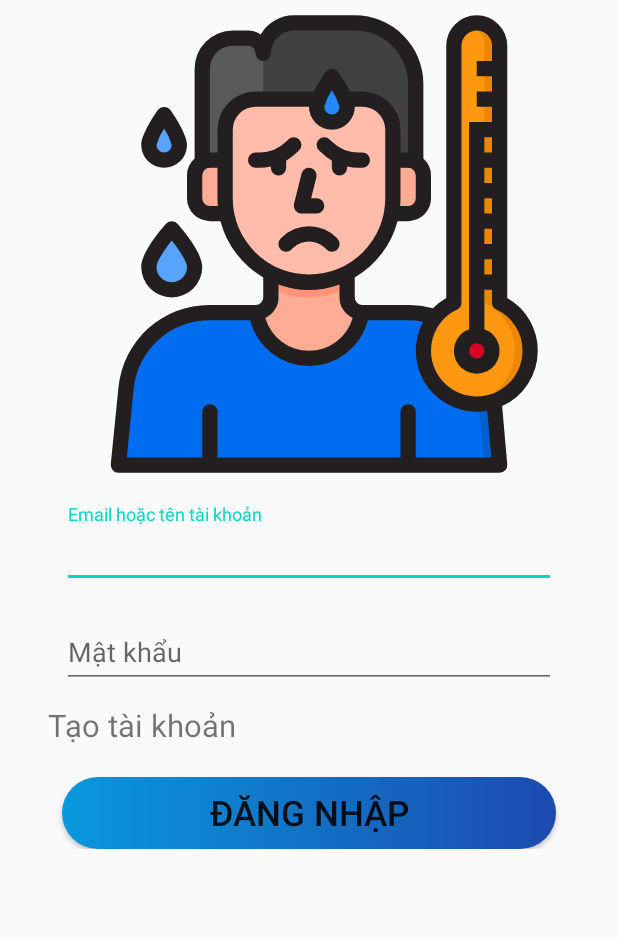
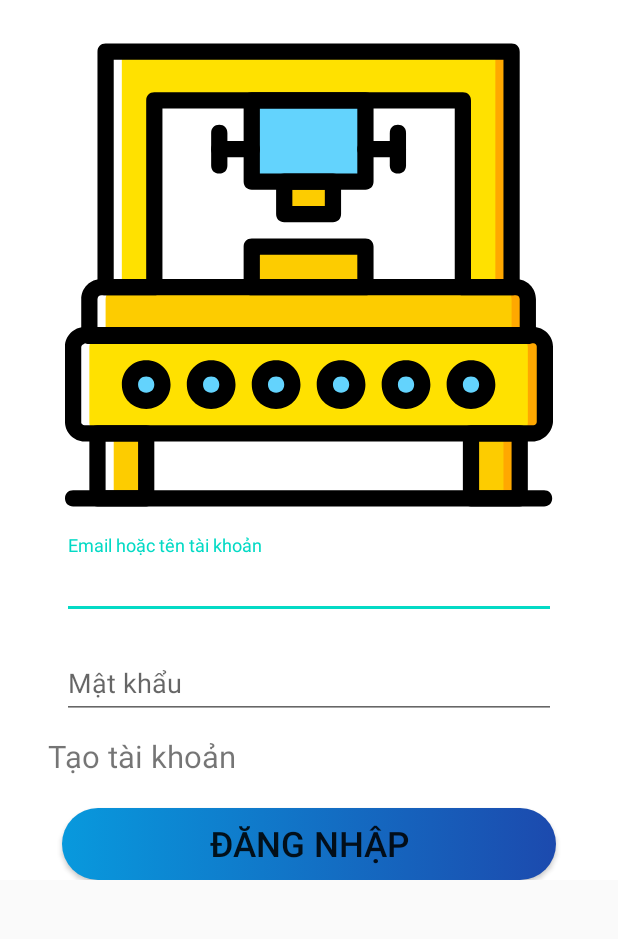
Before and after one commit to khanhlh21197/MayEpthuyLuc, an Android app: the screen it shows after launch (MainActivity), on a phone screen of 412 x 824 dp, the part 84-1023 px from its top. Run offline under Robolectric (Android 15) with nearby library versions, the phone set to English and light mode, and no system bars; our stand-ins replace Firebase (no records; nobody signed in at launch, a user with empty details on screens opened directly), RxJava, data binding, sdp/ssp sizes; libraries missing offline, so code that uses them is left out: com.afollestad.materialdialogs, com.google.zxing.integration; 3 statements that could not run were skipped.

Commit message:
add icon

```diff
--- a/app/src/main/AndroidManifest.xml
+++ b/app/src/main/AndroidManifest.xml
@@ -14,7 +14,7 @@
 
     <application
         android:allowBackup="true"
-        android:icon="@drawable/ic_fever"
+        android:icon="@drawable/icon_hydraulic"
         android:label="@string/app_name"
         android:roundIcon="@mipmap/ic_launcher_round"
         android:supportsRtl="true"
--- a/app/src/main/java/com/techno/waterpressure/dao/DeviceDAO.java
+++ b/app/src/main/java/com/techno/waterpressure/dao/DeviceDAO.java
@@ -1,5 +1,6 @@
 package com.techno.waterpressure.dao;
 
+import androidx.lifecycle.LiveData;
 import androidx.room.Dao;
 import androidx.room.Delete;
 import androidx.room.Insert;
@@ -20,8 +21,8 @@ public interface DeviceDAO {
     @Insert
     void insertDevice(Device device);
 
-    @Query("DELETE FROM device WHERE id = :id")
-    int deleteHistory(String id);
+    @Query("DELETE FROM device")
+    int deleteHistory();
 
     @Delete
     void deleteDevice(Device device);
--- /dev/null
+++ b/app/src/main/res/drawable/ic_hydraulic.xml
@@ -0,0 +1,129 @@
+<vector xmlns:android="http://schemas.android.com/apk/res/android"
+    android:width="512.853dp"
+    android:height="512.853dp"
+    android:viewportWidth="512.853"
+    android:viewportHeight="512.853">
+  <path
+      android:pathData="M491.52,422.827L20.48,422.827c-6.827,0 -11.947,-5.12 -11.947,-11.947v-79.36c0,-5.973 5.12,-11.093 11.947,-11.093h471.893c6.827,0 11.947,5.12 11.947,11.947v79.36C503.467,417.707 498.347,422.827 491.52,422.827"
+      android:fillColor="#FFE100"/>
+  <path
+      android:pathData="M418.133,21.76l-324.266,0l-51.2,0l0,51.2l0,196.267l51.2,0l0,-196.267l324.266,0l0,196.267l51.2,0l0,-196.267l0,-51.2z"
+      android:fillColor="#FFE100"/>
+  <path
+      android:pathData="M34.133,491.093l51.2,0l0,-68.266l-51.2,0z"
+      android:fillColor="#FDCC00"/>
+  <path
+      android:pathData="M426.667,491.093l51.2,0l0,-68.266l-51.2,0z"
+      android:fillColor="#FDCC00"/>
+  <path
+      android:pathData="M486.4,320.427L25.6,320.427v-38.4c0,-6.827 5.973,-12.8 12.8,-12.8h435.2c6.827,0 12.8,5.973 12.8,12.8L486.4,320.427z"
+      android:fillColor="#FDCC00"/>
+  <path
+      android:pathData="M491.52,320.427h-17.067c6.827,0 11.947,5.12 11.947,11.947v79.36c0,6.827 -5.12,11.947 -11.947,11.947h17.067c6.827,0 11.947,-5.12 11.947,-11.947v-79.36C503.467,325.547 498.347,320.427 491.52,320.427"
+      android:fillColor="#FFA800"/>
+  <path
+      android:pathData="M452.267,21.76l0,51.2l0,196.267l17.066,0l0,-196.267l0,-51.2z"
+      android:fillColor="#FFA800"/>
+  <path
+      android:pathData="M460.8,491.093l17.067,0l0,-68.266l-17.067,0z"
+      android:fillColor="#FFA800"/>
+  <path
+      android:pathData="M473.6,269.227h-17.067c6.827,0 12.8,5.973 12.8,12.8v38.4L486.4,320.427v-38.4C486.4,275.2 480.427,269.227 473.6,269.227"
+      android:fillColor="#FFA800"/>
+  <path
+      android:pathData="M20.48,320.427h17.067c-6.827,0 -11.947,5.12 -11.947,11.947v79.36c0,5.973 5.12,11.093 11.947,11.093L20.48,422.827c-6.827,0 -11.947,-5.12 -11.947,-11.947v-79.36C8.533,325.547 13.653,320.427 20.48,320.427"
+      android:fillColor="#FFFFFF"/>
+  <path
+      android:pathData="M59.733,21.76l0,51.2l0,196.267l-17.066,0l0,-196.267l0,-51.2z"
+      android:fillColor="#FFFFFF"/>
+  <path
+      android:pathData="M34.133,491.093l17.067,0l0,-68.266l-17.067,0z"
+      android:fillColor="#FFFFFF"/>
+  <path
+      android:pathData="M38.4,269.227h17.067c-6.827,0 -12.8,5.973 -12.8,12.8v38.4L25.6,320.427v-38.4C25.6,275.2 31.573,269.227 38.4,269.227"
+      android:fillColor="#FFFFFF"/>
+  <path
+      android:pathData="M196.267,158.293l119.466,0l0,-85.333l-119.466,0z"
+      android:fillColor="#63D3FD"/>
+  <path
+      android:pathData="M196.267,269.227l119.466,0l0,-42.667l-119.466,0z"
+      android:fillColor="#FDCC00"/>
+  <path
+      android:pathData="M230.4,192.427l51.2,0l0,-34.134l-51.2,0z"
+      android:fillColor="#FDCC00"/>
+  <path
+      android:pathData="M102.4,371.627c0,9.387 -7.68,17.067 -17.067,17.067s-17.067,-7.68 -17.067,-17.067c0,-9.387 7.68,-17.067 17.067,-17.067S102.4,362.24 102.4,371.627"
+      android:fillColor="#63D3FD"/>
+  <path
+      android:pathData="M170.667,371.627c0,9.387 -7.68,17.067 -17.067,17.067s-17.067,-7.68 -17.067,-17.067c0,-9.387 7.68,-17.067 17.067,-17.067S170.667,362.24 170.667,371.627"
+      android:fillColor="#63D3FD"/>
+  <path
+      android:pathData="M238.933,371.627c0,9.387 -7.68,17.067 -17.067,17.067c-9.387,0 -17.067,-7.68 -17.067,-17.067c0,-9.387 7.68,-17.067 17.067,-17.067C231.253,354.56 238.933,362.24 238.933,371.627"
+      android:fillColor="#63D3FD"/>
+  <path
+      android:pathData="M307.2,371.627c0,9.387 -7.68,17.067 -17.067,17.067c-9.387,0 -17.067,-7.68 -17.067,-17.067c0,-9.387 7.68,-17.067 17.067,-17.067C299.52,354.56 307.2,362.24 307.2,371.627"
+      android:fillColor="#63D3FD"/>
+  <path
+      android:pathData="M375.467,371.627c0,9.387 -7.68,17.067 -17.067,17.067s-17.067,-7.68 -17.067,-17.067c0,-9.387 7.68,-17.067 17.067,-17.067S375.467,362.24 375.467,371.627"
+      android:fillColor="#63D3FD"/>
+  <path
+      android:pathData="M443.733,371.627c0,9.387 -7.68,17.067 -17.067,17.067s-17.067,-7.68 -17.067,-17.067c0,-9.387 7.68,-17.067 17.067,-17.067S443.733,362.24 443.733,371.627"
+      android:fillColor="#63D3FD"/>
+  <path
+      android:fillColor="#FF000000"
+      android:pathData="M85.333,499.627h-51.2c-5.12,0 -8.533,-3.413 -8.533,-8.533v-68.267c0,-5.12 3.413,-8.533 8.533,-8.533h51.2c5.12,0 8.533,3.413 8.533,8.533v68.267C93.867,496.213 90.453,499.627 85.333,499.627zM42.667,482.56L76.8,482.56v-51.2L42.667,431.36L42.667,482.56z"/>
+  <path
+      android:fillColor="#FF000000"
+      android:pathData="M477.867,499.627h-51.2c-5.12,0 -8.533,-3.413 -8.533,-8.533v-68.267c0,-5.12 3.413,-8.533 8.533,-8.533h51.2c5.12,0 8.533,3.413 8.533,8.533v68.267C486.4,496.213 482.987,499.627 477.867,499.627zM435.2,482.56h34.133v-51.2L435.2,431.36L435.2,482.56z"/>
+  <path
+      android:fillColor="#FF000000"
+      android:pathData="M491.52,431.36L20.48,431.36C9.387,431.36 0,421.973 0,410.88v-79.36c0,-11.093 9.387,-20.48 20.48,-20.48h471.893c11.093,0 20.48,9.387 20.48,20.48v79.36C512,421.973 502.613,431.36 491.52,431.36zM20.48,328.96c-1.707,0 -3.413,1.707 -3.413,3.413v79.36c0,0.853 1.707,2.56 3.413,2.56h471.893c1.707,0 3.413,-1.707 3.413,-3.413v-79.36c0,-1.707 -1.707,-3.413 -3.413,-3.413L20.48,328.107L20.48,328.96z"/>
+  <path
+      android:fillColor="#FF000000"
+      android:pathData="M85.333,397.227c-14.507,0 -25.6,-11.093 -25.6,-25.6c0,-14.507 11.093,-25.6 25.6,-25.6s25.6,11.093 25.6,25.6C110.933,386.133 99.84,397.227 85.333,397.227zM85.333,363.093c-5.12,0 -8.533,3.413 -8.533,8.533c0,5.12 3.413,8.533 8.533,8.533s8.533,-3.413 8.533,-8.533C93.867,366.507 90.453,363.093 85.333,363.093z"/>
+  <path
+      android:fillColor="#FF000000"
+      android:pathData="M153.6,397.227c-14.507,0 -25.6,-11.093 -25.6,-25.6c0,-14.507 11.093,-25.6 25.6,-25.6c14.507,0 25.6,11.093 25.6,25.6C179.2,386.133 168.107,397.227 153.6,397.227zM153.6,363.093c-5.12,0 -8.533,3.413 -8.533,8.533c0,5.12 3.413,8.533 8.533,8.533c5.12,0 8.533,-3.413 8.533,-8.533C162.133,366.507 158.72,363.093 153.6,363.093z"/>
+  <path
+      android:fillColor="#FF000000"
+      android:pathData="M221.867,397.227c-14.507,0 -25.6,-11.093 -25.6,-25.6c0,-14.507 11.093,-25.6 25.6,-25.6c14.507,0 25.6,11.093 25.6,25.6C247.467,386.133 236.373,397.227 221.867,397.227zM221.867,363.093c-5.12,0 -8.533,3.413 -8.533,8.533c0,5.12 3.413,8.533 8.533,8.533c5.12,0 8.533,-3.413 8.533,-8.533C230.4,366.507 226.987,363.093 221.867,363.093z"/>
+  <path
+      android:fillColor="#FF000000"
+      android:pathData="M290.133,397.227c-14.507,0 -25.6,-11.093 -25.6,-25.6c0,-14.507 11.093,-25.6 25.6,-25.6c14.507,0 25.6,11.093 25.6,25.6C315.733,386.133 304.64,397.227 290.133,397.227zM290.133,363.093c-5.12,0 -8.533,3.413 -8.533,8.533c0,5.12 3.413,8.533 8.533,8.533c5.12,0 8.533,-3.413 8.533,-8.533C298.667,366.507 295.253,363.093 290.133,363.093z"/>
+  <path
+      android:fillColor="#FF000000"
+      android:pathData="M358.4,397.227c-14.507,0 -25.6,-11.093 -25.6,-25.6c0,-14.507 11.093,-25.6 25.6,-25.6s25.6,11.093 25.6,25.6C384,386.133 372.907,397.227 358.4,397.227zM358.4,363.093c-5.12,0 -8.533,3.413 -8.533,8.533c0,5.12 3.413,8.533 8.533,8.533s8.533,-3.413 8.533,-8.533C366.933,366.507 363.52,363.093 358.4,363.093z"/>
+  <path
+      android:fillColor="#FF000000"
+      android:pathData="M426.667,397.227c-14.507,0 -25.6,-11.093 -25.6,-25.6c0,-14.507 11.093,-25.6 25.6,-25.6s25.6,11.093 25.6,25.6C452.267,386.133 441.173,397.227 426.667,397.227zM426.667,363.093c-5.12,0 -8.533,3.413 -8.533,8.533c0,5.12 3.413,8.533 8.533,8.533s8.533,-3.413 8.533,-8.533C435.2,366.507 431.787,363.093 426.667,363.093z"/>
+  <path
+      android:fillColor="#FF000000"
+      android:pathData="M486.4,328.96L25.6,328.96c-5.12,0 -8.533,-3.413 -8.533,-8.533v-38.4c0,-11.947 9.387,-21.333 21.333,-21.333h435.2c11.947,0 21.333,9.387 21.333,21.333v38.4C494.933,325.547 491.52,328.96 486.4,328.96zM34.133,311.893h443.733v-29.867c0,-2.56 -1.707,-4.267 -4.267,-4.267L38.4,277.759c-2.56,0 -4.267,1.707 -4.267,4.267L34.133,311.893z"/>
+  <path
+      android:fillColor="#FF000000"
+      android:pathData="M503.467,499.627L8.533,499.627c-5.12,0 -8.533,-3.413 -8.533,-8.533c0,-5.12 3.413,-8.533 8.533,-8.533h494.933c5.12,0 8.533,3.413 8.533,8.533C512,496.213 508.587,499.627 503.467,499.627z"/>
+  <path
+      android:fillColor="#FF000000"
+      android:pathData="M469.333,277.76h-51.2c-5.12,0 -8.533,-3.413 -8.533,-8.533L409.6,81.493L102.4,81.493v187.733c0,5.12 -3.413,8.533 -8.533,8.533h-51.2c-5.12,0 -8.533,-3.413 -8.533,-8.533L34.134,21.76c0,-5.12 3.413,-8.533 8.533,-8.533h426.667c5.12,0 8.533,3.413 8.533,8.533v247.467C477.867,274.347 474.453,277.76 469.333,277.76zM426.667,260.693L460.8,260.693v-230.4L51.2,30.293v230.4h34.133L85.333,72.96c0,-5.12 3.413,-8.533 8.533,-8.533h324.267c5.12,0 8.533,3.413 8.533,8.533L426.666,260.693z"/>
+  <path
+      android:fillColor="#FF000000"
+      android:pathData="M315.733,277.76L196.267,277.76c-5.12,0 -8.533,-3.413 -8.533,-8.533L187.734,226.56c0,-5.12 3.413,-8.533 8.533,-8.533h119.467c5.12,0 8.533,3.413 8.533,8.533v42.667C324.267,274.347 320.853,277.76 315.733,277.76zM204.8,260.693h102.4v-25.6L204.8,235.093L204.8,260.693z"/>
+  <path
+      android:fillColor="#FF000000"
+      android:pathData="M315.733,166.827L196.267,166.827c-5.12,0 -8.533,-3.413 -8.533,-8.533L187.734,72.96c0,-5.12 3.413,-8.533 8.533,-8.533h119.467c5.12,0 8.533,3.413 8.533,8.533v85.333C324.267,163.413 320.853,166.827 315.733,166.827zM204.8,149.76h102.4L307.2,81.493L204.8,81.493L204.8,149.76z"/>
+  <path
+      android:fillColor="#FF000000"
+      android:pathData="M349.867,132.693h-34.133c-5.12,0 -8.533,-3.413 -8.533,-8.533c0,-5.12 3.413,-8.533 8.533,-8.533h34.133c5.12,0 8.533,3.413 8.533,8.533C358.4,129.28 354.987,132.693 349.867,132.693z"/>
+  <path
+      android:fillColor="#FF000000"
+      android:pathData="M349.867,149.76c-5.12,0 -8.533,-3.413 -8.533,-8.533v-34.133c0,-5.12 3.413,-8.533 8.533,-8.533c5.12,0 8.533,3.413 8.533,8.533v34.133C358.4,146.347 354.987,149.76 349.867,149.76z"/>
+  <path
+      android:fillColor="#FF000000"
+      android:pathData="M196.267,132.693h-34.133c-5.12,0 -8.533,-3.413 -8.533,-8.533c0,-5.12 3.413,-8.533 8.533,-8.533h34.133c5.12,0 8.533,3.413 8.533,8.533C204.8,129.28 201.387,132.693 196.267,132.693z"/>
+  <path
+      android:fillColor="#FF000000"
+      android:pathData="M162.133,149.76c-5.12,0 -8.533,-3.413 -8.533,-8.533v-34.133c0,-5.12 3.413,-8.533 8.533,-8.533c5.12,0 8.533,3.413 8.533,8.533v34.133C170.667,146.347 167.253,149.76 162.133,149.76z"/>
+  <path
+      android:fillColor="#FF000000"
+      android:pathData="M281.6,200.96h-51.2c-5.12,0 -8.533,-3.413 -8.533,-8.533v-34.133c0,-5.12 3.413,-8.533 8.533,-8.533h51.2c5.12,0 8.533,3.413 8.533,8.533v34.133C290.133,197.547 286.72,200.96 281.6,200.96zM238.933,183.893h34.133v-17.067h-34.133L238.933,183.893z"/>
+</vector>
--- a/app/src/main/res/layout/login_fragment.xml
+++ b/app/src/main/res/layout/login_fragment.xml
@@ -17,14 +17,16 @@
 
         <androidx.constraintlayout.widget.ConstraintLayout
             android:layout_width="match_parent"
-            android:layout_height="match_parent">
+            android:layout_height="match_parent"
+            android:background="@color/white">
 
             <androidx.appcompat.widget.AppCompatImageView
                 android:id="@+id/lblTitle"
                 android:layout_width="0dp"
                 android:layout_height="@dimen/_250sdp"
-
-                android:src="@drawable/ic_fever"
+                android:layout_margin="@dimen/_16sdp"
+                android:layout_marginBottom="@dimen/_8sdp"
+                android:src="@drawable/ic_hydraulic"
                 android:textAlignment="center"
                 app:layout_constraintEnd_toEndOf="parent"
                 app:layout_constraintStart_toStartOf="parent"
```
Also changed, not shown: app/src/main/java/com/techno/waterpressure/ui/device/DetailDeviceFragment.java (+13 -13 lines), app/src/main/res/drawable/ic_hammer.xml (added, +108 -0 lines), app/src/main/res/layout/detail_device_fragment.xml (+4 -4 lines), app/src/main/res/drawable/icon_hydraulic.png (added), 1 other file.
